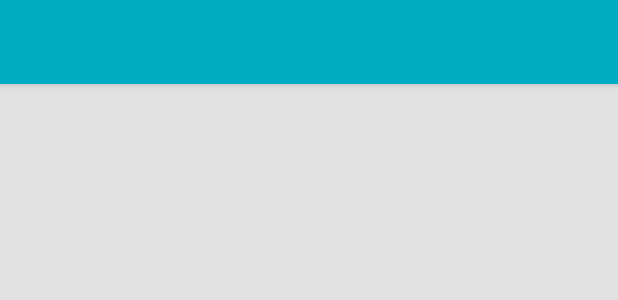
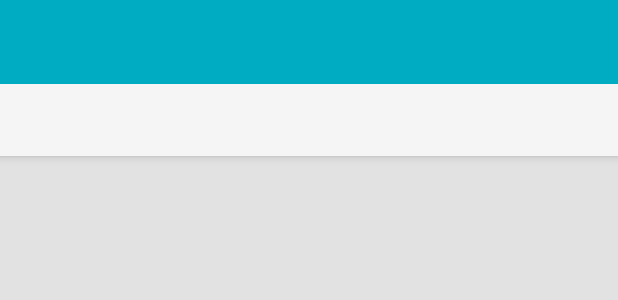
Before and after one commit to irishka-str/HandMade_Kcu, an Android app: the layout activity_main.xml on its own in the app's theme, with its tools: preview values and no code run, on a phone screen of 412 x 824 dp. Shown: the top 300 px of the screen. Run offline under Robolectric (Android 15) with nearby library versions, the phone set to English and light mode, and no system bars.

Commit message:
сделан NavigationView, NavigationTabs переход по табам из меню справа добавлен один тестовый фрагмент, для табов

```diff
--- a/app/src/main/res/layout/activity_main.xml
+++ b/app/src/main/res/layout/activity_main.xml
@@ -1,5 +1,7 @@
 <android.support.v4.widget.DrawerLayout xmlns:android="http://schemas.android.com/apk/res/android"
     xmlns:tools="http://schemas.android.com/tools"
+    xmlns:app="http://schemas.android.com/apk/res-auto"
+    android:id="@+id/drawerLayout"
     android:layout_width="match_parent"
     android:layout_height="match_parent"
     android:background="@color/colorMainBackground"
@@ -22,7 +24,24 @@
                 android:background="@color/colorPrimary">
             </android.support.v7.widget.Toolbar>
 
+            <android.support.design.widget.TabLayout
+                android:id="@+id/tabLayout"
+                android:layout_width="match_parent"
+                android:layout_height="wrap_content"
+                app:tabIndicatorColor="@android:color/white"
+                app:tabIndicatorHeight="6dp"
+                app:tabSelectedTextColor="@android:color/white"
+                app:tabTextColor="@android:color/white">
+            </android.support.design.widget.TabLayout>
+
         </android.support.design.widget.AppBarLayout>
+
+        <android.support.v4.view.ViewPager
+            android:id="@+id/viewPager"
+            android:layout_width="match_parent"
+            android:layout_height="match_parent"
+            app:layout_behavior="@string/appbar_scrolling_view_behavior"
+            />
 
     </android.support.design.widget.CoordinatorLayout>
 
@@ -30,7 +49,9 @@
         android:id="@+id/navigation"
         android:layout_width="wrap_content"
         android:layout_height="match_parent"
-        android:layout_gravity="start">
+        android:layout_gravity="start"
+        app:menu="@menu/menu_navigation"
+        app:headerLayout="@layout/navigation_header">
     </android.support.design.widget.NavigationView>
 
 </android.support.v4.widget.DrawerLayout>
--- /dev/null
+++ b/app/src/main/res/menu/menu_navigation.xml
@@ -0,0 +1,11 @@
+<?xml version="1.0" encoding="utf-8"?>
+
+<menu xmlns:android="http://schemas.android.com/apk/res/android">
+
+    <item
+        android:id="@+id/actionNotificationItem"
+        android:orderInCategory="1"
+        android:title="@string/menu_item_notification"
+        android:icon="@mipmap/ic_message_text"/>
+
+</menu>
--- a/app/src/main/res/values/strings.xml
+++ b/app/src/main/res/values/strings.xml
@@ -6,4 +6,9 @@
     <string name="action_settings">Settings</string>
     <string name="search_title">Поиск</string>
 
+    <string name="menu_item_notification">Напоминания</string>
+
+    <string name="view_navigation_open">Open</string>
+    <string name="view_navigation_close">Close</string>
+
 </resources>
```
Also changed, not shown: app/src/main/java/str/irishka/handmade_kcu/Constants.java (added, +12 -0 lines), app/src/main/java/str/irishka/handmade_kcu/MainActivity.java (+49 -6 lines), app/src/main/java/str/irishka/handmade_kcu/adapter/TabPagerFragmentAdapter.java (added, +48 -0 lines), app/src/main/java/str/irishka/handmade_kcu/fragment/ExampleFragment.java (added, +34 -0 lines), app/src/main/res/layout/fragment_example.xml (added, +12 -0 lines), app/src/main/res/layout/navigation_header.xml (added, +9 -0 lines), app/src/main/res/mipmap-hdpi/ic_magnify_white_24dp.png (added), app/src/main/res/mipmap-hdpi/ic_message_text.png (added), app/src/main/res/mipmap-mdpi/ic_magnify_white_24dp.png (added), app/src/main/res/mipmap-mdpi/ic_message_text.png (added), app/src/main/res/mipmap-xhdpi/ic_magnify_white_24dp.png (added), app/src/main/res/mipmap-xhdpi/ic_message_text.png (added), app/src/main/res/mipmap-xxhdpi/ic_magnify_white_24dp.png (added), app/src/main/res/mipmap-xxhdpi/ic_message_text.png (added).
